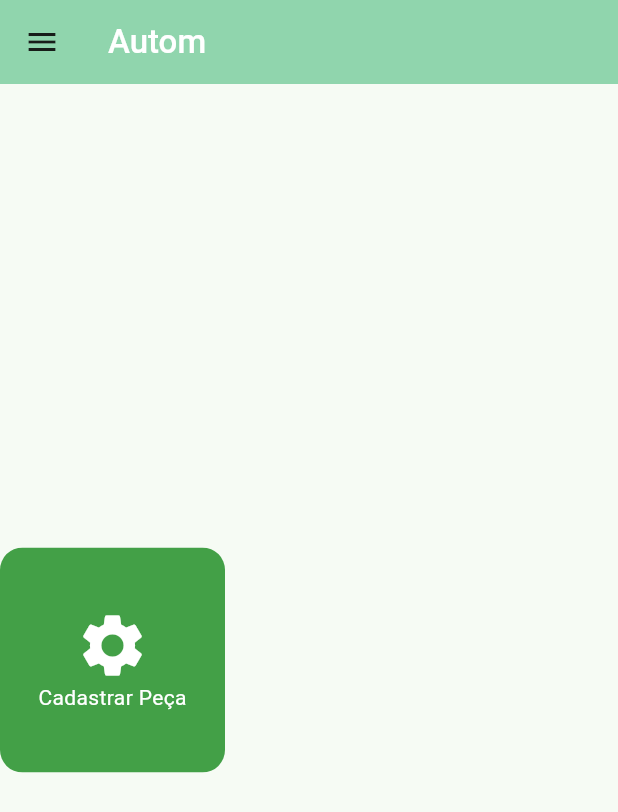
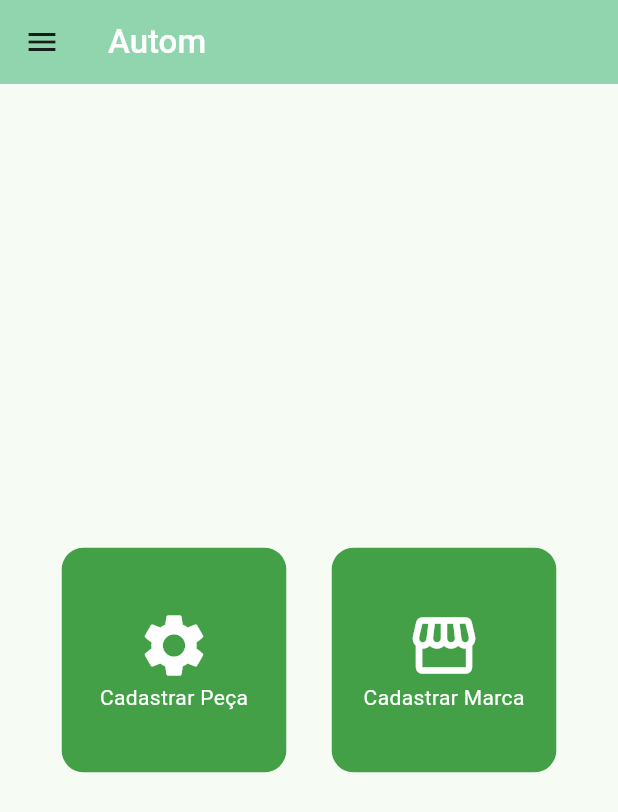
Before and after one commit to GLR21/autom_V3, a Flutter app: the MainView screen opened directly, on a phone screen of 412 x 824 dp. Shown: the top 812 px of the screen. Run offline on Flutter 3.47's test engine with Material 2 defaults, Android fonts, the phone set to English and light mode, and no system bars; our stand-ins replace dio, flutter_dotenv; missing offline and left inert: bitsdojo_window, postgres.

Commit message:
Botão para cadastrar Marcas

```diff
--- a/lib/view/main_view.dart
+++ b/lib/view/main_view.dart
@@ -1,5 +1,6 @@
 
 import 'package:autom_v3/view/components/navigation_panel.dart';
+import 'package:autom_v3/view/marca/marca_view.dart';
 import 'package:autom_v3/view/peca/peca_view.dart';
 import 'package:flutter/material.dart';
 
@@ -31,15 +32,16 @@ class MainView extends StatelessWidget
             (
                 children:
                 [
-                    Row
+                    Column
                     (
                         children:
                         [
-                            Column
+                            Row
                             (
+                                mainAxisAlignment: MainAxisAlignment.center,
                                 children:
                                 [
-                                    SizedBox.fromSize
+                                    SizedBox.fromSize /// Cadastrar Peça
                                     (
                                         size: const Size(150, 150),
                                         child: ClipRRect
@@ -78,6 +80,50 @@ class MainView extends StatelessWidget
                                                 ),
                                             ),
                                         ),
+                                    ),
+                                    const Padding
+                                    (
+                                        padding: EdgeInsets.all(15)
+                                    ),
+                                    SizedBox.fromSize /// Cadastrar Marca
+                                    (
+                                        size: const Size(150, 150),
+                                        child: ClipRRect
+                                        (
+                                            borderRadius: BorderRadius.circular(15),
+                                            child: Material
+                                            (
+                                                color: Colors.green.shade600,
+                                                child: InkWell
+                                                (
+                                                    // splashColor: Colors.green,
+                                                    onTap: ()
+                                                    {
+                                                        Navigator.of(context).push
+                                                        (
+                                                            MaterialPageRoute
+                                                            (
+                                                                builder: (context) => const MarcaView(null),
+                                                            ),
+                                                        );
+                                                    },
+                                                    child: const Column
+                                                    (
+                                                        mainAxisAlignment: MainAxisAlignment.center,
+                                                        children:
+                                                        [
+                                                            Icon
+                                                            (
+                                                                Icons.storefront_outlined,
+                                                                size: 50,
+                                                                color: Colors.white
+                                                            ),
+                                                            Text("Cadastrar Marca", style: TextStyle(color: Colors.white)),
+                                                        ],
+                                                    ),
+                                                ),
+                                            ),
+                                        ),
                                     )
                                 ],
                             )
```
